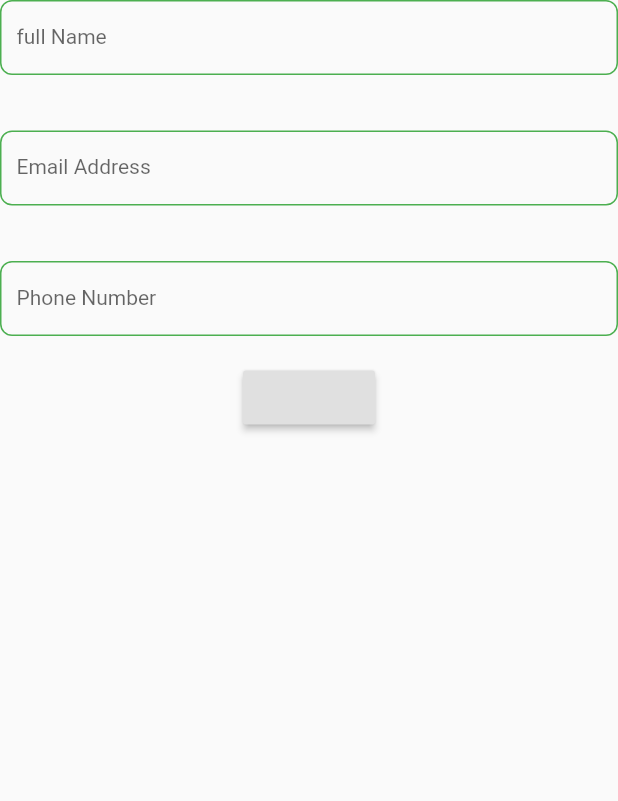
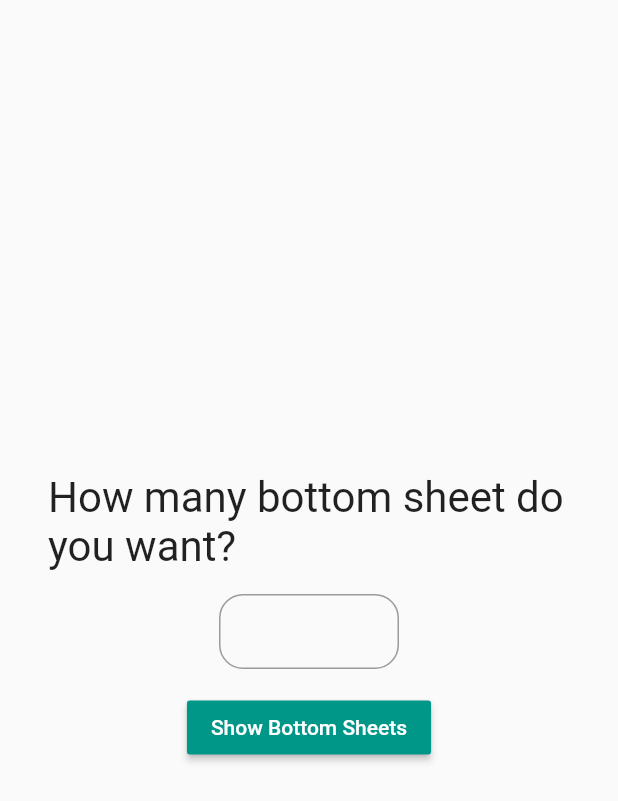
Before and after one commit to Frankdroid7/Flutter-Playground, a Flutter app: the screen it shows after launch, on a phone screen of 412 x 824 dp. Shown: the top 801 px of the screen. Run offline on Flutter 3.47's test engine with Material 2 defaults, Android fonts, the phone set to English and light mode, and no system bars; our stand-ins replace webview_flutter; missing offline and left inert: flutter_vlc_player.

Commit message:
Bottom sheet playground

```diff
--- /dev/null
+++ b/lib/BottomSheetPlayground/BottomSheetPlayground.dart
@@ -0,0 +1,116 @@
+import 'package:flutter/material.dart';
+import 'package:flutter/services.dart';
+import 'package:flutter_playground/main.dart';
+
+class BottomSheetPlayground extends StatelessWidget {
+  final TextEditingController _txtCtrl = TextEditingController();
+
+  @override
+  Widget build(BuildContext context) {
+    return Scaffold(
+      body: SafeArea(
+        child: Padding(
+          padding: const EdgeInsets.symmetric(horizontal: 32.0),
+          child: Column(
+            mainAxisAlignment: MainAxisAlignment.center,
+            children: [
+              Text(
+                'How many bottom sheet do you want?',
+                style: TextStyle(fontSize: 28),
+              ),
+              SizedBox(height: 15.0),
+              SizedBox(
+                width: 120,
+                height: 50,
+                child: TextField(
+                  controller: _txtCtrl,
+                  keyboardType: TextInputType.number,
+                  inputFormatters: [FilteringTextInputFormatter.digitsOnly],
+                  decoration: InputDecoration(
+                    hintMaxLines: 1,
+                    border: OutlineInputBorder(
+                      borderRadius: BorderRadius.circular(16.0),
+                    ),
+                  ),
+                ),
+              ),
+              SizedBox(height: 15.0),
+              RaisedButton(
+                color: Colors.teal,
+                onPressed: () {
+                  revealModalBottomSheet(
+                    context: context,
+                    howMany: int.parse(_txtCtrl.text),
+                  );
+                },
+                child: Text(
+                  'Show Bottom Sheets',
+                  style: TextStyle(color: Colors.white),
+                ),
+              )
+            ],
+          ),
+        ),
+      ),
+    );
+  }
+}
+
+revealModalBottomSheet({
+  @required BuildContext context,
+  @required int howMany,
+  bool popFirst =
+      false, //To know whether to dismiss the bottomSheet that is currently showing.
+}) {
+  if (popFirst == true) Navigator.pop(context);
+
+  for (int i = howMany; i >= 1; i--) {
+    print(i);
+    showModalBottomSheet(
+      context: context,
+      shape: RoundedRectangleBorder(
+        borderRadius: BorderRadius.only(
+          topLeft: Radius.circular(30.0),
+          topRight: Radius.circular(30.0),
+        ),
+      ),
+      isScrollControlled: true,
+      builder: (BuildContext context) {
+        return Builder(
+          builder: (context) {
+            return Container(
+              height: deviceHeight * i / 10,
+              child: Padding(
+                padding: const EdgeInsets.symmetric(vertical: 12.0),
+                child: Column(
+                  children: [
+                    Container(
+                      height: 1.5,
+                      width: 120.0,
+                      margin: EdgeInsets.symmetric(vertical: 10.0),
+                      decoration: BoxDecoration(
+                        color: Colors.black12,
+                        borderRadius: BorderRadius.circular(30.0),
+                      ),
+                    ),
+                    Expanded(
+                      child: SingleChildScrollView(
+                        child: Padding(
+                          padding: const EdgeInsets.symmetric(
+                            vertical: 14.0,
+                            horizontal: 10.0,
+                          ),
+                          child: Text('BOTTOM SHEET: ${i}'),
+                        ),
+                      ),
+                    ),
+                  ],
+                ),
+              ),
+            );
+          },
+        );
+      },
+    );
+  }
+}
--- a/lib/main.dart
+++ b/lib/main.dart
@@ -1,182 +1,19 @@
 import 'package:flutter/material.dart';
+import 'package:flutter_playground/BottomSheetPlayground/BottomSheetPlayground.dart';
+import 'package:flutter_playground/VLCPlayer/VlcPlayerExample.dart';
+import 'package:flutter_playground/WebView/WebView.dart';
+import 'package:flutter_playground/WebView/WebView.dart';
 
-void main() => runApp(MyApp());
+void main() => runApp(MaterialApp(home: MyApp()));
 
-class MyApp extends StatefulWidget {
-  @override
-  _MyAppState createState() => _MyAppState();
-}
+double deviceHeight;
+double deviceWidth;
 
-class _MyAppState extends State<MyApp> {
-  GlobalKey<FormState> formKey = GlobalKey<FormState>();
-  TextEditingController _fullName = TextEditingController();
-  TextEditingController _email = TextEditingController();
-  TextEditingController _phoneNumber = TextEditingController();
-
+class MyApp extends StatelessWidget {
   @override
   Widget build(BuildContext context) {
-    return MaterialApp(
-      home: Scaffold(
-        body: Container(
-          child: Form(
-            autovalidate: true,
-            key: formKey,
-            child: Column(
-              children: [
-                InputTextWidget(
-                  hintText: "full Name",
-                  keyboardType: TextInputType.text,
-                  keyboardAction: null,
-                  inputController: _fullName,
-                  validator: (value) {
-                    if (value.isEmpty) return "Full Name field is required";
-                    return null;
-                  },
-                ),
-                SizedBox(height: 20),
-                InputTextWidget(
-                  hintText: "Email Address",
-                  keyboardType: TextInputType.emailAddress,
-                  keyboardAction: null,
-                  inputController: _email,
-                  validator: (String value) {
-                    if (value.isEmpty) return "Email field is required";
-                    if (!Helper.validateEmailAddress(value))
-                      return "Invalid email address";
-                    return null;
-                  },
-                ),
-                SizedBox(height: 20),
-                InputTextWidget(
-                  hintText: "Phone Number",
-                  keyboardType: TextInputType.phone,
-                  keyboardAction: null,
-                  inputController: _phoneNumber,
-                  validator: (String value) {
-                    if (value.isEmpty) return "Phone Number field is required";
-                    if (!Helper.validatePhoneNumber(value, 10))
-                      return "Invalid Phone Number";
-                    return null;
-                  },
-                ),
-                RaisedButton(
-                  onPressed: () {
-                    if (formKey.currentState.validate()) {
-                      print('VALIDATED');
-                    } else {
-                      print('NOT VALIDATED');
-                    }
-                  },
-                )
-              ],
-            ),
-          ),
-        ),
-      ),
-    );
+    deviceHeight = MediaQuery.of(context).size.height;
+    deviceWidth = MediaQuery.of(context).size.width;
+    return BottomSheetPlayground();
   }
 }
-
-class InputTextWidget extends StatelessWidget {
-  final String hintText;
-  final TextInputType keyboardType;
-  final TextInputAction keyboardAction;
-  final TextEditingController inputController;
-  final double height;
-  final FormFieldValidator<String> validator;
-
-  const InputTextWidget(
-      {Key key,
-      @required this.hintText,
-      @required this.keyboardType,
-      @required this.keyboardAction,
-      @required this.inputController,
-      this.validator,
-      this.height = 50})
-      : super(key: key);
-
-  @override
-  Widget build(BuildContext context) {
-    return FormField(
-        validator: (value) {
-      if (value != null) {
-        return validator(value);
-      } else {
-        return '';
-      }
-    }, builder: (FormFieldState formFieldState) {
-      return Column(
-        crossAxisAlignment: CrossAxisAlignment.start,
-        children: [
-          Container(
-            height: height,
-            width: double.maxFinite,
-            decoration: BoxDecoration(
-              border: Border.all(color: Colors.green),
-              borderRadius: BorderRadius.all(
-                Radius.circular(8),
-              ),
-            ),
-            child: TextFormField(
-              // Notify the FormField State of Changes
-              onChanged: (String value) {
-                formFieldState.didChange(value);
-              },
-              controller: inputController,
-              style: TextStyle(fontSize: 14),
-              keyboardType: keyboardType,
-              textInputAction: keyboardAction,
-              decoration:
-                  InputDecoration.collapsed(hintText: hintText).copyWith(
-                hasFloatingPlaceholder: false,
-                contentPadding: EdgeInsets.symmetric(
-                  vertical: 15,
-                  horizontal: 10,
-                ),
-
-              ),
-            ),
-          ),
-          // Show Form Field Error
-          _showError(formFieldState),
-        ],
-      );
-    });
-  }
-
-  Widget _showError(FormFieldState formFieldState) {
-    if (formFieldState.hasError)
-      return Padding(
-        padding: EdgeInsets.only(left: 8.0, top: 5),
-        child: Text(
-          formFieldState.errorText,
-          style: TextStyle(
-            color: Colors.yellow,
-            fontWeight: FontWeight.w500,
-            fontSize: 10,
-          ),
-        ),
-      );
-    return SizedBox();
-  }
-}
-
-class Helper {
-  static bool validateEmailAddress(String value) {
-    RegExp regExp = RegExp(
-        r"^[a-zA-Z0-9.!#$%&'*+/=?^_`{|}~-]+@[a-zA-Z0-9](?:[a-zA-Z0-9-]{0,253}[a-zA-Z0-9])?(?:\.[a-zA-Z0-9](?:[a-zA-Z0-9-]{0,253}[a-zA-Z0-9])?)*$");
-    if (!regExp.hasMatch(value)) {
-      return false;
-    } else {
-      return true;
-    }
-  }
-
-  static bool validatePhoneNumber(String value, int length) {
-    print(value.length);
-    if (value.length == length) {
-      return true;
-    }
-    return false;
-  }
-}
--- a/pubspec.yaml
+++ b/pubspec.yaml
@@ -28,6 +28,8 @@ dependencies:
   # The following adds the Cupertino Icons font to your application.
   # Use with the CupertinoIcons class for iOS style icons.
   cupertino_icons: ^0.1.3
+  webview_flutter: ^1.0.7
+  flutter_vlc_player: ^4.0.2
 
 dev_dependencies:
   flutter_test:
```
Also changed, not shown: lib/VLCPlayer/VlcPlayerExample.dart (added, +34 -0 lines), lib/WebView/WebView.dart (added, +32 -0 lines), pubspec.lock, 7 other files.
